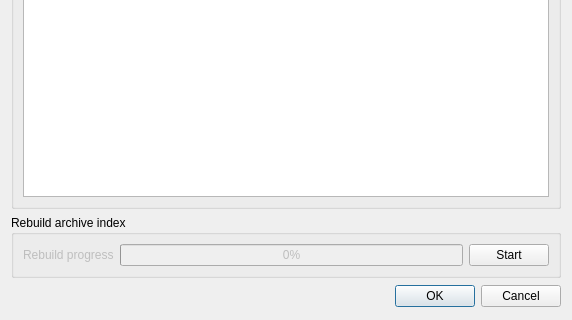
First picture: the form in client/src/ui/dialogs/server_settings_dialog.ui, repository networkoptix/nx_open, before the edit; both pictures show x 0 to 572 and y 285 to 605 of the 572 by 605 pixel window.
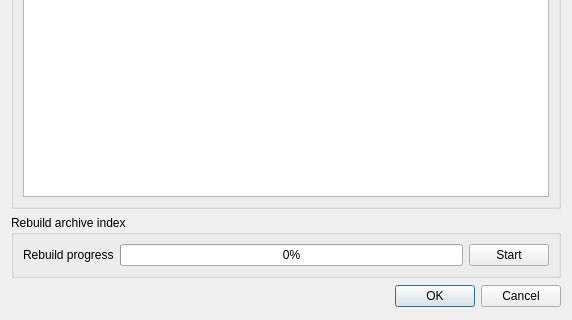
Second picture: the form after the edit.

```diff
--- a/client/src/ui/dialogs/server_settings_dialog.ui
+++ b/client/src/ui/dialogs/server_settings_dialog.ui
@@ -171,7 +171,7 @@
       <item>
        <widget class="QLabel" name="rebuildLabel">
         <property name="enabled">
-         <bool>false</bool>
+         <bool>true</bool>
         </property>
         <property name="text">
          <string>Rebuild progress</string>
@@ -181,7 +181,7 @@
       <item>
        <widget class="QProgressBar" name="rebuildProgressBar">
         <property name="enabled">
-         <bool>false</bool>
+         <bool>true</bool>
         </property>
         <property name="value">
          <number>0</number>
```
